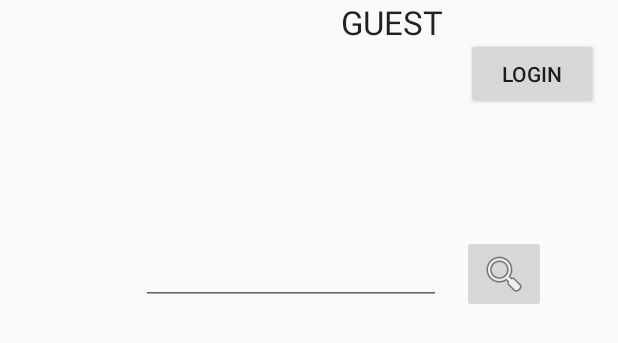
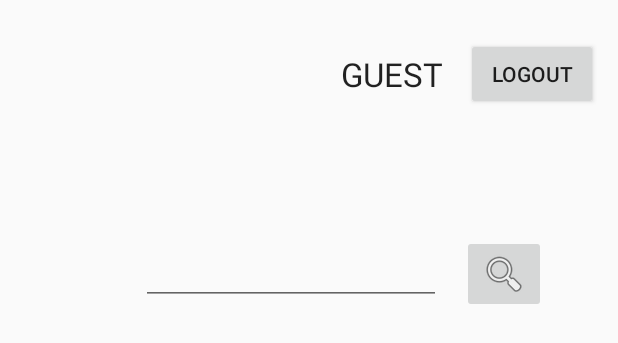
Before and after one commit to attentionrobber/ShareMusicPlaylist_Android, an Android app: the layout activity_main.xml on its own in the app's theme, with its tools: preview values and no code run, on a phone screen of 412 x 824 dp. Shown: the top 343 px of the screen. Run offline under Robolectric (Android 15) with nearby library versions, the light colour scheme and no system bars.

Commit message:
no comment

```diff
--- a/app/src/main/res/layout/activity_main.xml
+++ b/app/src/main/res/layout/activity_main.xml
@@ -64,26 +64,30 @@
         android:id="@+id/btnLogin"
         android:layout_width="wrap_content"
         android:layout_height="48dp"
-        android:text="Login"
+        android:layout_marginBottom="8dp"
         android:layout_marginRight="13dp"
+        android:layout_marginTop="0dp"
+        android:text="Logout"
+        app:layout_constraintBottom_toBottomOf="parent"
         app:layout_constraintRight_toRightOf="parent"
         app:layout_constraintTop_toTopOf="parent"
-        android:layout_marginTop="0dp"
-        app:layout_constraintBottom_toBottomOf="parent"
-        android:layout_marginBottom="8dp"
         app:layout_constraintVertical_bias="0.033" />
 
     <TextView
         android:id="@+id/textUserName"
         android:layout_width="69dp"
-        android:layout_height="wrap_content"
+        android:layout_height="26dp"
         android:text="GUEST"
         android:textAppearance="@style/TextAppearance.AppCompat.Large"
-        tools:layout_editor_absoluteY="27dp"
         app:layout_constraintRight_toLeftOf="@+id/btnLogin"
         android:layout_marginRight="8dp"
         android:layout_marginLeft="8dp"
         app:layout_constraintLeft_toLeftOf="parent"
-        app:layout_constraintHorizontal_bias="0.974" />
+        app:layout_constraintHorizontal_bias="0.974"
+        app:layout_constraintTop_toTopOf="parent"
+        android:layout_marginTop="8dp"
+        app:layout_constraintBottom_toBottomOf="parent"
+        android:layout_marginBottom="8dp"
+        app:layout_constraintVertical_bias="0.034" />
 
 </android.support.constraint.ConstraintLayout>
--- a/app/src/main/res/values/styles.xml
+++ b/app/src/main/res/values/styles.xml
@@ -5,7 +5,7 @@
         <!-- Customize your theme here. -->
         <item name="colorPrimary">@color/colorPrimary</item>
         <item name="colorPrimaryDark">@color/colorPrimaryDark</item>
-        <item name="colorAccent">@color/colorAccent</item>
+        <item name="colorAccent">#ffffffff</item>
 
         <!-- 타이틀바 없애기 -->
         <item name="windowNoTitle">true</item>
```
